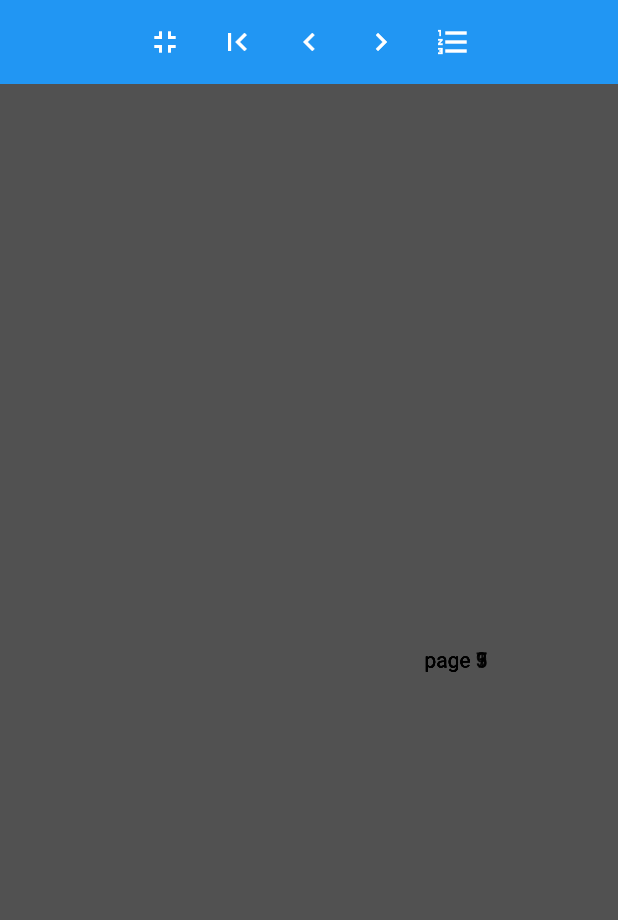
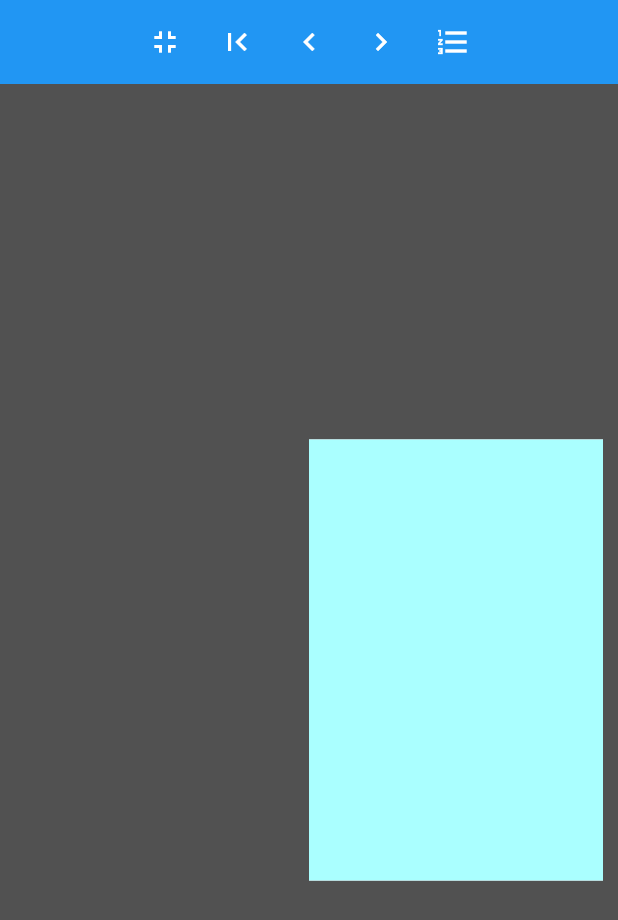
Before and after one commit to doradsoft/flutter_flip_book, a Flutter app: the screen it shows after launch, after a tap on the "fullscreen" icon, on a phone screen of 412 x 824 dp. Shown: the top 920 px of the screen. Run offline on Flutter 3.47's test engine with Material 2 defaults, Android fonts, the phone set to English and light mode, and no system bars; our stand-ins replace tuple.

```diff
--- a/example/lib/main.dart
+++ b/example/lib/main.dart
@@ -157,7 +157,7 @@ class MyApp extends StatelessWidget {
                               future: rootBundle.loadString(textFilePath),
                               builder: (_, snapshot) {
                                 return RichText(
-                                  text: TextSpan(text: snapshot.data ?? ""),
+                                  text: const TextSpan(text: ""),
                                 );
                               });
                         }
--- a/lib/src/widget/book_state.dart
+++ b/lib/src/widget/book_state.dart
@@ -1,11 +1,14 @@
+// ignore_for_file: avoid_print
+
 import 'package:flip_book/src/controller/book_controller.dart';
 import 'package:flip_book/src/widget/book.dart';
 import 'package:flutter/material.dart';
 import 'package:flip_book/src/controller/leaf.dart';
-import 'package:flip_book/src/widgets_ext/multi_animation_builder.dart';
+import 'package:flip_book/src/widgets_ext/multi_animated_builder.dart';
 import 'dart:math';
 
 enum Direction { backward, forward }
+const fastDx = 500;
 
 class FlipBookState extends State<FlipBook> with TickerProviderStateMixin, AutomaticKeepAliveClientMixin<FlipBook> {
   Leaf? currentLeaf;
@@ -42,8 +45,8 @@ class FlipBookState extends State<FlipBook> with TickerProviderStateMixin, Autom
               clipBehavior: Clip.none,
               children: <Widget>[
                 Container(color: const Color(0xff515151)),
-                MultiAnimatiedBuilder(
-                    animations: controller.leaves.map((leaf) => leaf.animationController),
+                MultiAnimatedBuilder(
+                    animations: controller.leaves.map((leaf) => leaf.animation),
                     builder: (_, __) => Stack(
                             children: [
                           ...controller.leaves.reversed.where((leaf) => leaf.animationController.value < 0.5),
@@ -60,19 +63,23 @@ class FlipBookState extends State<FlipBook> with TickerProviderStateMixin, Autom
   Widget leafBuilder(BuildContext context, Leaf leaf) {
     final animationVal = leaf.animationController.value;
     final pageMaterial = Align(
-      alignment: isLTR ? Alignment.centerRight : Alignment.centerLeft,
-      child: AspectRatio(
-          aspectRatio: 2 / 3,
-          child: SizedBox(
+        alignment: isLTR ? Alignment.centerRight : Alignment.centerLeft,
+        child: AspectRatio(
+            aspectRatio: 2 / 3,
+            child: SizedBox(
               height: _leafSize.height,
               width: _leafSize.width,
-              child: animationVal < 0.5
-                  ? Transform(
-                      alignment: Alignment.center,
-                      transform: Matrix4.rotationY(pi),
-                      child: widget.pageDelegate.build(context, _leafSize, leaf.pages.first))
-                  : widget.pageDelegate.build(context, _leafSize, leaf.pages.last))),
-    );
+              child: Container(
+                  color: leaf.index == 0
+                      ? const Color(0xffaaffff)
+                      : leaf.index == 1
+                          ? const Color(0xffc1f0cf)
+                          : leaf.index == 2
+                              ? const Color(0xffd157bb)
+                              : leaf.index == 3
+                                  ? const Color(0xffd1c0db)
+                                  : const Color(0xffe1b02b)),
+            )));
     return Positioned.fill(
       top: widget.padding.top,
       bottom: widget.padding.bottom,
@@ -115,7 +122,7 @@ class FlipBookState extends State<FlipBook> with TickerProviderStateMixin, Autom
       case Direction.forward:
         final pos = _delta / _bgSize.width;
         // drag overflow
-        if (pos > 1) {
+        if (pos > 1 || _delta < 0) {
           return;
         }
         if (currentLeaf == null) {
@@ -131,7 +138,7 @@ class FlipBookState extends State<FlipBook> with TickerProviderStateMixin, Autom
         // reverse
         final pos = 1 - (_delta.abs() / _bgSize.width);
         // drag overflow
-        if (pos < 0) {
+        if (pos < 0 || _delta > 0) {
           return;
         }
         if (currentLeaf == null) {
@@ -156,14 +163,14 @@ class FlipBookState extends State<FlipBook> with TickerProviderStateMixin, Autom
     final turningLeafAnimCtrl = currentLeaf!.animationController;
     switch (_direction!) {
       case Direction.forward:
-        if ((pps.dx.abs() > 500 || turningLeafAnimCtrl.value >= 0.5)) {
+        if ((pps.dx > fastDx || turningLeafAnimCtrl.value >= 0.5)) {
           animate = turningLeafAnimCtrl.forward;
         } else {
           animate = turningLeafAnimCtrl.reverse;
         }
         break;
       case Direction.backward:
-        if ((pps.dx.abs() > 500 || turningLeafAnimCtrl.value <= 0.5)) {
+        if ((pps.dx < -fastDx || turningLeafAnimCtrl.value <= 0.5)) {
           animate = turningLeafAnimCtrl.reverse;
         } else {
           animate = turningLeafAnimCtrl.forward;
--- a/lib/src/widgets_ext/multi_animation_builder.dart
+++ b/lib/src/widgets_ext/multi_animated_builder.dart
@@ -1,14 +1,12 @@
 import 'package:flutter/widgets.dart';
 
 // ignore: non_constant_identifier_names
-Widget MultiAnimatiedBuilder(
-    {required Iterable<Animation> animations,
-    required TransitionBuilder builder}) {
+Widget MultiAnimatedBuilder({required Iterable<Listenable> animations, required TransitionBuilder builder}) {
   final animationsAsList = animations.toList();
   return AnimatedBuilder(
       animation: animationsAsList.removeLast(),
       builder: animationsAsList.isEmpty
           ? builder
-          : (BuildContext context, Widget? child) => MultiAnimatiedBuilder(
-              animations: animationsAsList, builder: builder));
+          : (BuildContext context, Widget? child) =>
+              MultiAnimatedBuilder(animations: animationsAsList, builder: builder));
 }
```
Also changed, not shown: lib/src/controller/book_controller.dart (+6 -6 lines).
